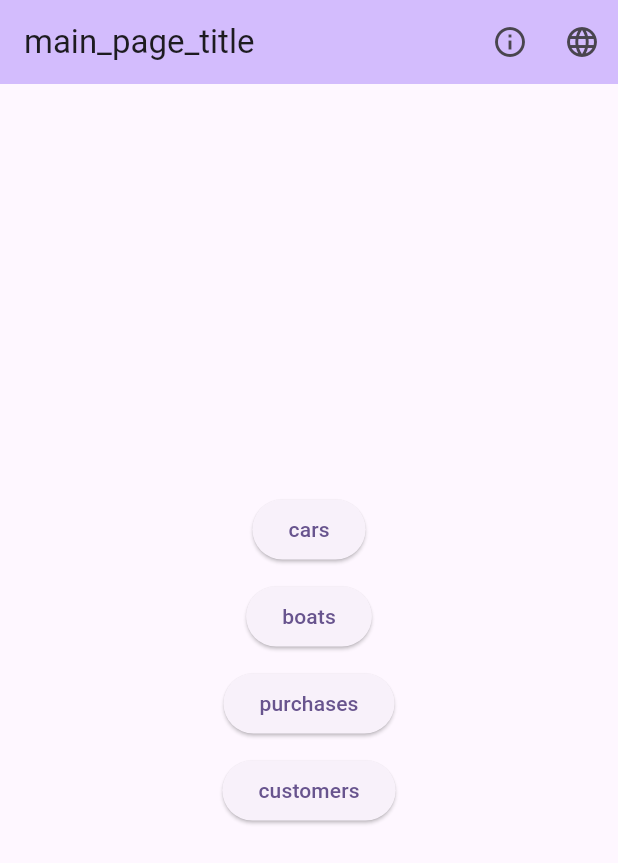
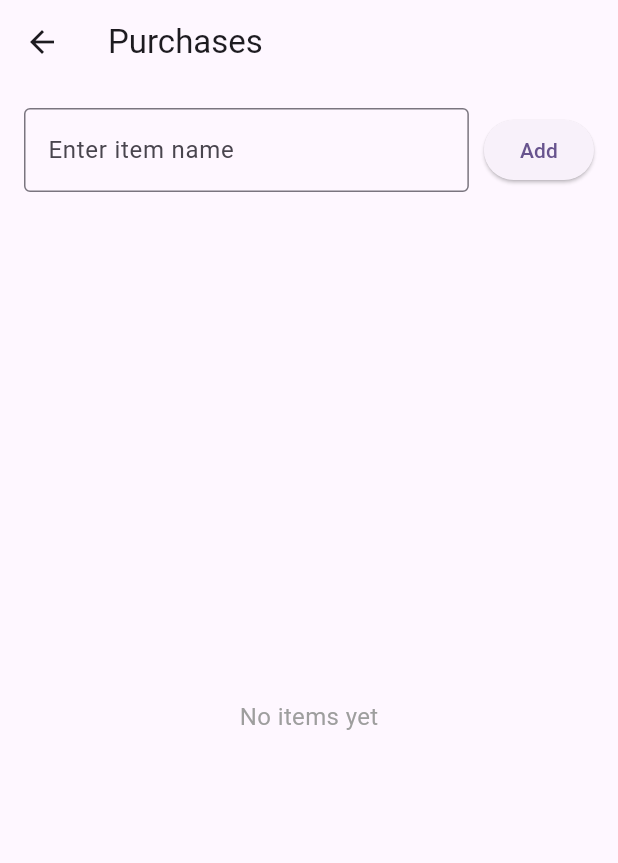
Before and after one commit to Ema-louna/test_github_flutter, a Flutter app: the screen it shows after launch, after a tap on "purchases", on a phone screen of 412 x 824 dp. Shown: the top 863 px of the screen. Run offline on Flutter 3.47's test engine with Material 3 defaults, Android fonts, the phone set to English and light mode, and no system bars; our stand-ins replace floor, sqflite, sqflite_common_ffi_web; missing offline and left inert: encrypted_shared_preferences; accounts and stored records are empty; generated files the repository leaves out were written again.

Commit message:
"Step 1: Added PurchaseOfferMian Listview with input"

```diff
--- /dev/null
+++ b/lib/PurchaseOfferMain.dart
@@ -0,0 +1,100 @@
+import 'package:flutter/material.dart';
+
+/// Model for a purchase item
+class PurchaseItem {
+  final int id;
+  final String name;
+
+  PurchaseItem(this.id, this.name);
+}
+
+/// Purchase Section main page
+class PurchaseOfferMain extends StatefulWidget {
+  const PurchaseOfferMain({super.key});
+
+  @override
+  State<PurchaseOfferMain> createState() => _PurchaseOfferMainState();
+}
+
+class _PurchaseOfferMainState extends State<PurchaseOfferMain> {
+  /// Controller for new item input
+  final TextEditingController _itemController = TextEditingController();
+
+  /// List of all items inserted by the user
+  final List<PurchaseItem> _items = [];
+
+  /// Auto-increment ID for items
+  int _nextId = 1;
+
+  @override
+  Widget build(BuildContext context) {
+    return Scaffold(
+      appBar: AppBar(
+        title: const Text("Purchases"),
+      ),
+      body: Padding(
+        padding: const EdgeInsets.all(16),
+        child: Column(
+          children: [
+            // Input + Add button
+            Row(
+              children: [
+                Expanded(
+                  child: TextField(
+                    controller: _itemController,
+                    decoration: const InputDecoration(
+                      labelText: 'Enter item name',
+                      border: OutlineInputBorder(),
+                    ),
+                  ),
+                ),
+                const SizedBox(width: 10),
+                ElevatedButton(
+                  onPressed: _addItem,
+                  child: const Text('Add'),
+                ),
+              ],
+            ),
+            const SizedBox(height: 20),
+
+            // ListView showing inserted items
+            Expanded(
+              child: _items.isEmpty
+                  ? const Center(
+                child: Text(
+                  'No items yet',
+                  style: TextStyle(fontSize: 16, color: Colors.grey),
+                ),
+              )
+                  : ListView.builder(
+                itemCount: _items.length,
+                itemBuilder: (context, index) {
+                  final item = _items[index];
+                  return Card(
+                    child: ListTile(
+                      title: Text(item.name),
+                      onTap: () {
+                        // Details view to be implemented later
+                      },
+                    ),
+                  );
+                },
+              ),
+            ),
+          ],
+        ),
+      ),
+    );
+  }
+
+  /// Adds a new item to the list
+  void _addItem() {
+    final name = _itemController.text.trim();
+    if (name.isEmpty) return;
+
+    setState(() {
+      _items.add(PurchaseItem(_nextId++, name));
+      _itemController.clear();
+    });
+  }
+}
--- a/lib/main.dart
+++ b/lib/main.dart
@@ -2,6 +2,7 @@ import 'package:flutter/material.dart';
 import 'car_main.dart';
 import 'customer_main.dart';
 import 'boat_main.dart';
+import 'PurchaseOfferMain.dart';
 
 import 'app_localizations.dart';
 import 'package:flutter_localizations/flutter_localizations.dart';
@@ -157,9 +158,15 @@ class MyHomePage extends StatelessWidget {
             const SizedBox(height: 10),
 
             ElevatedButton(
-              onPressed: () {},
+              onPressed: () {
+                Navigator.push(
+                  context,
+                  MaterialPageRoute(builder: (context) => const PurchaseOfferMain()),
+                );
+              },
               child: Text(tr("purchases")),
             ),
+
             const SizedBox(height: 10),
 
             ElevatedButton(
```
Also changed, not shown: pubspec.lock.
